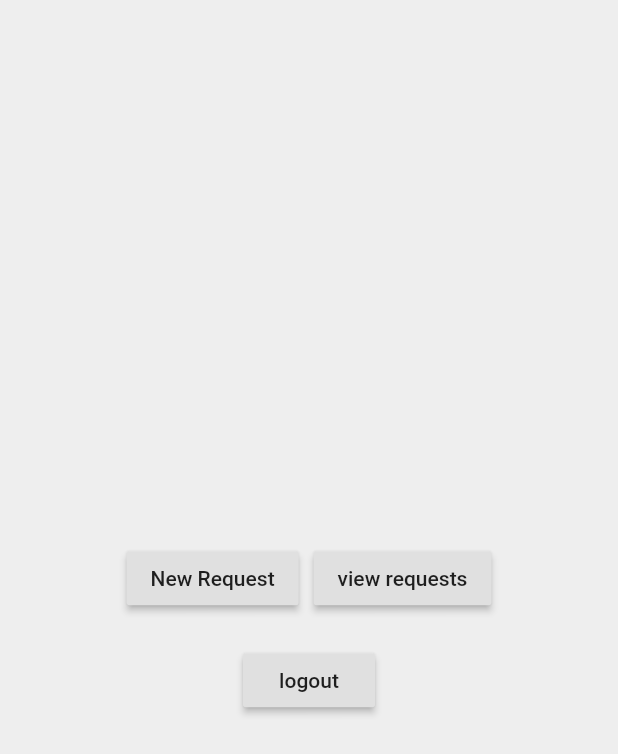
After one commit to ananthayyaswamy/out_pass, a Flutter app: the choice screen opened by its route, on a phone screen of 412 x 824 dp. The commit adds this screen. Shown: the top 754 px of the screen. Run offline on Flutter 3.47's test engine with Material 2 defaults, Android fonts, the phone set to English and light mode, and no system bars; our stand-ins replace firebase_auth, firebase_core, firebase_database, flutter_signin_button, google_fonts, google_sign_in; accounts and stored records are empty.

Commit message:
logout new requests view requests

```diff
--- a/lib/main.dart
+++ b/lib/main.dart
@@ -2,8 +2,10 @@ import 'package:firebase_core/firebase_core.dart';
 import 'package:flutter/material.dart';
 import 'package:out_pass/pages/homePage.dart';
 import 'package:out_pass/pages/leaveDetails.dart';
+import 'package:out_pass/pages/newrequestOrViewRequests.dart';
 import 'package:out_pass/pages/requests.dart';
 import 'package:out_pass/pages/studentpage.dart';
+import 'package:out_pass/pages/studentrequestlist.dart';
 import 'package:out_pass/pages/wardenpage.dart';
 
 Future<void> main() async {
@@ -15,7 +17,9 @@ Future<void> main() async {
       '/home':(context)=>Home(),
       '/StudentPage':(context)=>StudentPage(),
       '/WardenPage':(context)=>WardenPage(),
-      //'/myrequest':(context)=>Requests(),
+      '/neworview':(context)=>choice(),
+      '/studentrequestlist':(context)=>studentrequestLists(),
+
 
     }
   ));
--- a/lib/pages/homePage.dart
+++ b/lib/pages/homePage.dart
@@ -3,6 +3,7 @@ import 'package:flutter/cupertino.dart';
 import 'package:flutter/material.dart';
 import 'package:flutter_signin_button/flutter_signin_button.dart';
 import 'package:google_sign_in/google_sign_in.dart';
+import 'package:out_pass/pages/newrequestOrViewRequests.dart';
 import 'package:out_pass/pages/studentpage.dart';
 
 class Home extends StatefulWidget {
@@ -15,6 +16,8 @@ class _HomeState extends State<Home> {
 
   TextEditingController email=TextEditingController();
   TextEditingController password=TextEditingController();
+
+
   @override
   void initState() {
     // TODO: implement initState
@@ -307,6 +310,7 @@ Future<void> signinUsingGoogle() async{
     final UserCredential googleUserCredential =
     await FirebaseAuth.instance.signInWithCredential(googleCredential);
     try{
+
       if(googleUserCredential!=null){
         print('signed into google');
         String s= googleUserCredential.user.email;
@@ -318,7 +322,8 @@ Future<void> signinUsingGoogle() async{
           // Navigator.pushReplacementNamed(
           //     context, '/StudentPage');
           //Navigator.pushReplacementNamed(context,'/StudentPage' );
-          Navigator.push(context, new MaterialPageRoute(builder: (context)=>StudentPage()));
+          Navigator.push(context, new MaterialPageRoute(builder: (context)=>choice()));
+        //  Navigator.pushReplacementNamed(context, '/neworview');
       }}
       else{
         print('not signed in');
--- /dev/null
+++ b/lib/pages/newrequestOrViewRequests.dart
@@ -0,0 +1,99 @@
+import 'package:firebase_auth/firebase_auth.dart';
+import 'package:flutter/material.dart';
+import 'package:google_sign_in/google_sign_in.dart';
+class choice extends StatefulWidget {
+  @override
+  _choiceState createState() => _choiceState();
+}
+
+class _choiceState extends State<choice> {
+  @override
+  Widget build(BuildContext context) {
+    return Scaffold(
+      backgroundColor: Colors.grey[200],
+      body: SafeArea(
+        child: Padding(
+        padding: const EdgeInsets.fromLTRB(0, 15, 0, 0),
+          child: Column(
+            mainAxisAlignment: MainAxisAlignment.center,
+            children: [
+              Row(
+                mainAxisAlignment: MainAxisAlignment.center,
+                children: [
+                  Flexible(flex: 1,
+                  fit: FlexFit.loose,
+                    child: Container(
+                      child: RaisedButton(
+                        child: Text(
+                          "New Request"
+                        ),
+                        onPressed: (){
+                         // Navigator.pushNamed(context, '/studentrequestlist');
+                          Navigator.pushNamed(context, '/StudentPage');
+                        },
+                      ),
+
+                    ),
+
+                  ),
+                  SizedBox(width: 10,),
+                  Flexible(flex: 1,
+                    fit: FlexFit.loose,
+                    child: Container(
+                      child: RaisedButton(
+                        child: Text(
+                            "view requests"
+                        ),
+                        onPressed: (){
+                          Navigator.pushNamed(context, '/studentrequestlist');
+                        },
+                      ),
+
+                    ),
+
+                  )
+                ],
+              ),
+              SizedBox(height: 20,),
+              Row(
+                mainAxisAlignment: MainAxisAlignment.center,
+                children: [
+                  Flexible(flex: 1,
+                    fit: FlexFit.loose,
+                    child: Container(
+                      child: RaisedButton(
+                        child: Text(
+                            "logout"
+                        ),
+                        onPressed: (){
+                          signOutUsingGoogle();
+                          Navigator.pushReplacementNamed(context, '/home');
+                        },
+                      ),
+
+                    ),
+
+                  )
+                ],
+              )
+            ],
+          ),
+        ),
+      ),
+    );
+  }
+  final FirebaseAuth mAuth =FirebaseAuth.instance;
+  final GoogleSignIn googleSignIn = new GoogleSignIn();
+  Future<void> signOutUsingGoogle() async {
+    await mAuth.signOut().then((_){
+      googleSignIn.signOut();
+      print('signed out successfully');
+      // setState(() {
+      //  // isuserloggedin=false;
+      //   Navigator.pushNamed(context, '/home');
+      // });
+    }
+
+    );
+  }
+}
```
Also changed, not shown: lib/pages/leaveDetails.dart (+59 -5 lines), lib/pages/list.dart (added, +16 -0 lines), lib/pages/requests.dart (+100 -9 lines), lib/pages/student.dart (+6 -3 lines), lib/pages/studentpage.dart (+14 -39 lines), lib/pages/studentrequestlist.dart (added, +108 -0 lines), lib/pages/wardenpage.dart (+6 -3 lines), lib/services/database.dart (+101 -12 lines).
